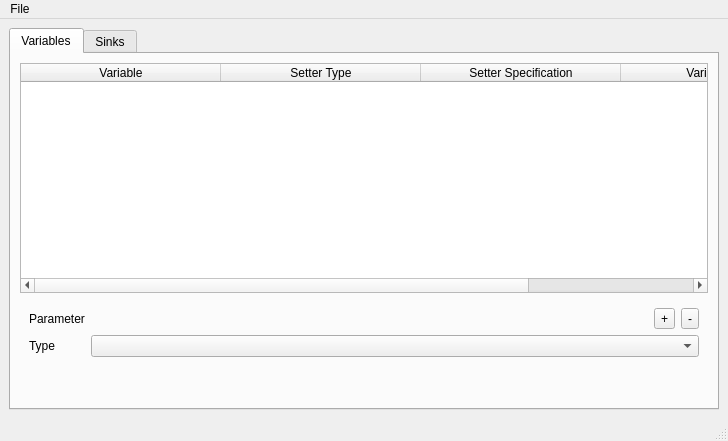
This is gr-mtb/qt/task_frontend.ui in marcusmueller/measurement_toolbox as Qt 5 draws it before an edit. The edited form follows.
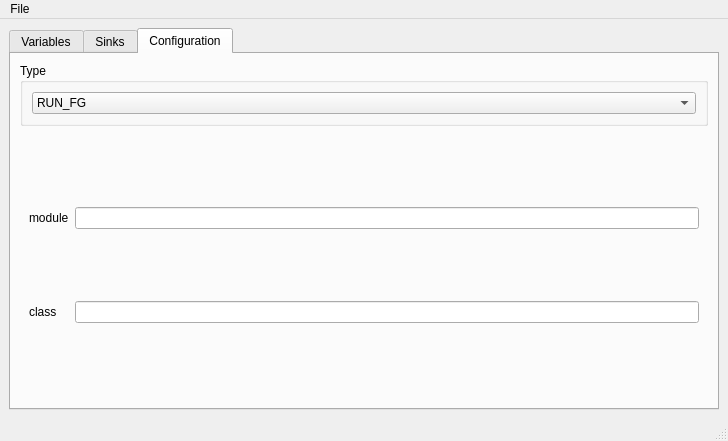
This is the edited form.

Commit message: proper type handling

What changed in the file:
```diff
--- a/gr-mtb/qt/task_frontend.ui
+++ b/gr-mtb/qt/task_frontend.ui
@@ -20,11 +20,11 @@
      <verstretch>0</verstretch>
     </sizepolicy>
    </property>
-   <layout class="QHBoxLayout" name="horizontalLayout">
+   <layout class="QVBoxLayout" name="verticalLayout_8">
     <item>
      <widget class="QTabWidget" name="tabwidget">
       <property name="currentIndex">
-       <number>0</number>
+       <number>2</number>
       </property>
       <widget class="QWidget" name="vartab">
        <attribute name="title">
@@ -54,7 +54,7 @@
              <enum>Qt::ElideRight</enum>
             </property>
             <attribute name="horizontalHeaderVisible">
-             <bool>true</bool>
+             <bool>false</bool>
             </attribute>
             <attribute name="horizontalHeaderCascadingSectionResizes">
              <bool>false</bool>
@@ -264,6 +264,77 @@
         </item>
        </layout>
       </widget>
+      <widget class="QWidget" name="configtab">
+       <property name="minimumSize">
+        <size>
+         <width>706</width>
+         <height>0</height>
+        </size>
+       </property>
+       <attribute name="title">
+        <string>Configuration</string>
+       </attribute>
+       <layout class="QVBoxLayout" name="verticalLayout_7">
+        <item>
+         <widget class="QGroupBox" name="groupBox_4">
+          <property name="title">
+           <string>Type</string>
+          </property>
+          <layout class="QVBoxLayout" name="verticalLayout_6">
+           <item>
+            <widget class="QComboBox" name="task_type">
+             <item>
+              <property name="text">
+               <string>RUN_FG</string>
+              </property>
+             </item>
+             <item>
+              <property name="text">
+               <string>RUN_GRC</string>
+              </property>
+             </item>
+            </widget>
+           </item>
+          </layout>
+         </widget>
+        </item>
+        <item>
+         <widget class="QStackedWidget" name="grc_fg_pager">
+          <widget class="QWidget" name="fg_page">
+           <layout class="QGridLayout" name="gridLayout">
+            <item row="2" column="1">
+             <widget class="QLineEdit" name="lineEdit_2"/>
+            </item>
+            <item row="0" column="1">
+             <widget class="QLineEdit" name="module_input"/>
+            </item>
+            <item row="0" column="0">
+             <widget class="QLabel" name="module_label">
+              <property name="text">
+               <string>module</string>
+              </property>
+             </widget>
+            </item>
+            <item row="2" column="0">
+             <widget class="QLabel" name="class_label">
+              <property name="text">
+               <string>class</string>
+              </property>
+             </widget>
+            </item>
+           </layout>
+          </widget>
+          <widget class="QWidget" name="grc_page">
+           <layout class="QHBoxLayout" name="horizontalLayout">
+            <item>
+             <widget class="QTextEdit" name="grc_content"/>
+            </item>
+           </layout>
+          </widget>
+         </widget>
+        </item>
+       </layout>
+      </widget>
      </widget>
     </item>
    </layout>
```
The commit also changes 1 other file.
